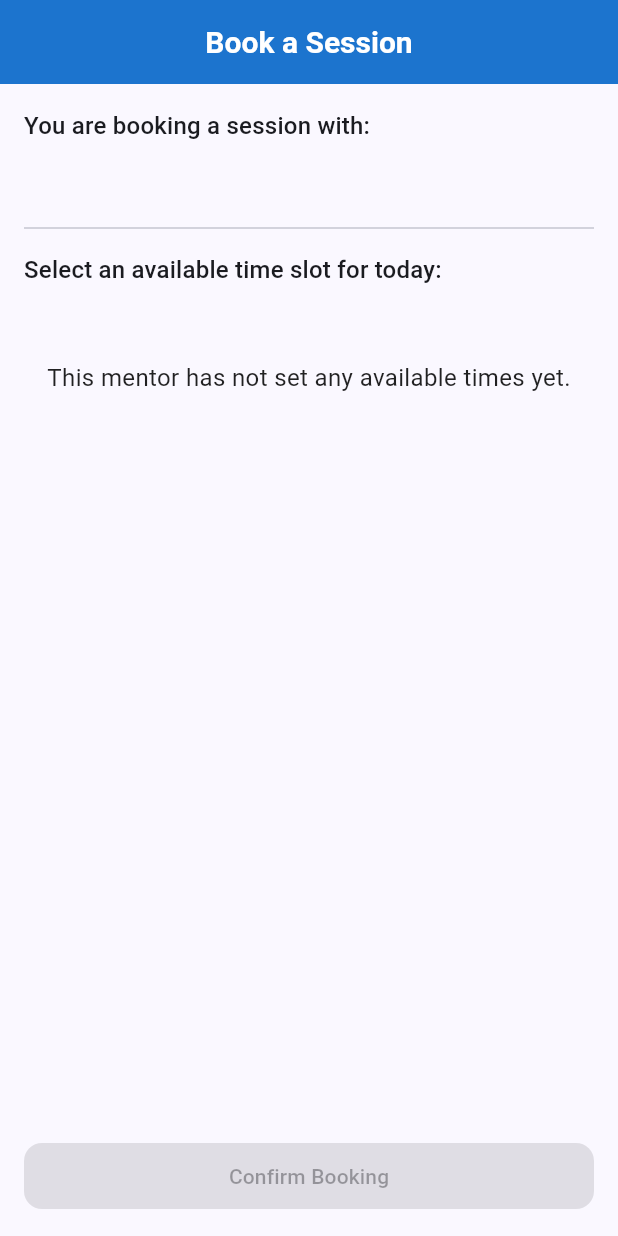
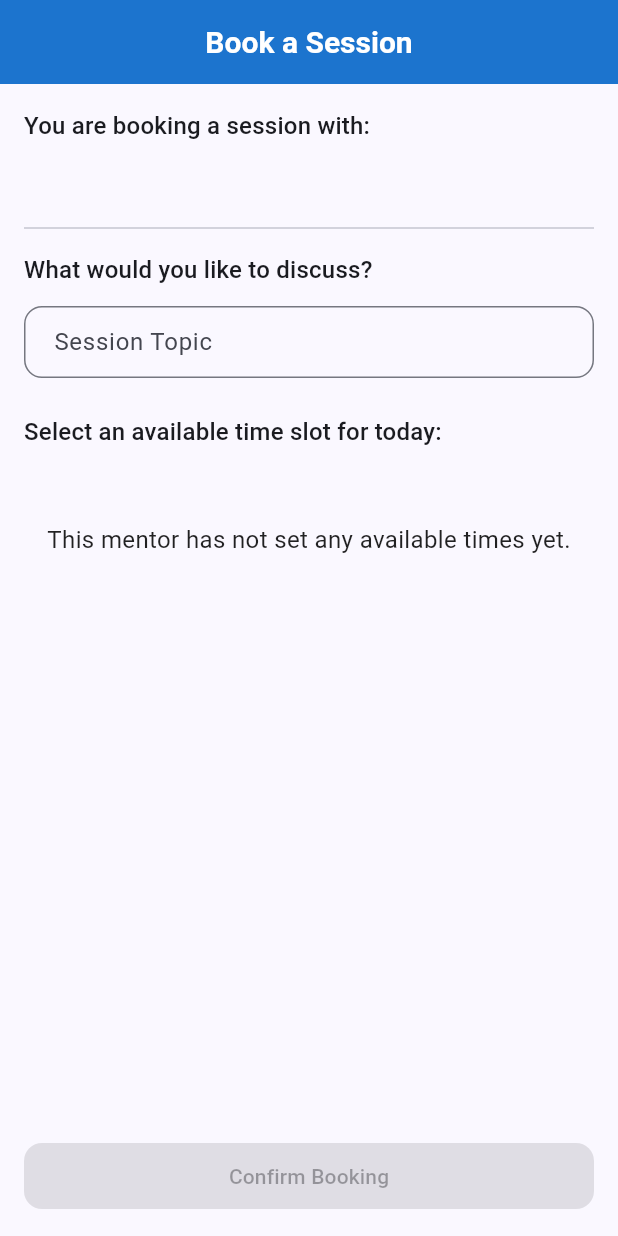
Before and after one commit to AbdullahRFA/campus_guardian, a Flutter app: the SessionBookingScreen screen opened directly with empty values, on a phone screen of 412 x 824 dp. Run offline on Flutter 3.47's test engine with Material 3 defaults, Android fonts, the phone set to English and light mode, and no system bars; our stand-ins replace cloud_firestore, firebase_auth, firebase_core, flutter_dotenv, go_router, image_picker and 1 more; missing offline and left inert: gpt_markdown; accounts and stored records are empty.

Commit message:
Update the SessionBookingScreen UI:
add the text field to the booking screen.

Signed-off-by: AbdullahRFA <shakibrybmn@gmail.com>

```diff
--- a/lib/features/mentorship/screens/session_booking_screen.dart
+++ b/lib/features/mentorship/screens/session_booking_screen.dart
@@ -4,11 +4,11 @@ import 'package:flutter/material.dart';
 import 'package:go_router/go_router.dart';
 import '../../../services/database_service.dart';
 import '../../../widgets/app_button.dart';
+import '../../../widgets/app_textfield.dart';
 import '../models/mentor.dart';
 
 class SessionBookingScreen extends StatefulWidget {
   final Mentor mentor;
-
   const SessionBookingScreen({super.key, required this.mentor});
 
   @override
@@ -16,11 +16,20 @@ class SessionBookingScreen extends StatefulWidget {
 }
 
 class _SessionBookingScreenState extends State<SessionBookingScreen> {
+  final _topicController = TextEditingController();
   String? _selectedSlot;
   bool _isBooking = false;
 
   Future<void> _handleConfirmBooking() async {
-    if (_selectedSlot == null) return;
+    if (_selectedSlot == null || _topicController.text.trim().isEmpty) {
+      ScaffoldMessenger.of(context).showSnackBar(
+        const SnackBar(
+          content: Text('Please select a time slot and enter a topic.'),
+          backgroundColor: Colors.orange,
+        ),
+      );
+      return;
+    }
 
     setState(() => _isBooking = true);
 
@@ -35,6 +44,7 @@ class _SessionBookingScreenState extends State<SessionBookingScreen> {
         mentorName: widget.mentor.name,
         menteeName: menteeName,
         sessionTime: _selectedSlot!,
+        sessionTopic: _topicController.text.trim(),
       );
 
       if (mounted) {
@@ -57,15 +67,18 @@ class _SessionBookingScreenState extends State<SessionBookingScreen> {
   }
 
   @override
+  void dispose() {
+    _topicController.dispose();
+    super.dispose();
+  }
+
+  @override
   Widget build(BuildContext context) {
     final theme = Theme.of(context);
-    // MODIFIED: Use the mentor's available slots, not a dummy list.
     final List<String> timeSlots = widget.mentor.availableTimeSlots;
 
     return Scaffold(
-      appBar: AppBar(
-        title: const Text('Book a Session'),
-      ),
+      appBar: AppBar(title: const Text('Book a Session')),
       body: SingleChildScrollView(
         padding: const EdgeInsets.all(16.0),
         child: Column(
@@ -75,10 +88,16 @@ class _SessionBookingScreenState extends State<SessionBookingScreen> {
             const SizedBox(height: 8),
             Text(widget.mentor.name, style: theme.textTheme.headlineSmall?.copyWith(fontWeight: FontWeight.bold)),
             const Divider(height: 32),
+            Text('What would you like to discuss?', style: theme.textTheme.titleMedium),
+            const SizedBox(height: 12),
+            AppTextField(
+              controller: _topicController,
+              labelText: 'Session Topic',
+              hintText: 'e.g., Career Advice, Flutter Project Help',
+            ),
+            const SizedBox(height: 24),
             Text('Select an available time slot for today:', style: theme.textTheme.titleMedium),
             const SizedBox(height: 16),
-
-            // MODIFIED: Handle the case where a mentor has no slots available.
             if (timeSlots.isEmpty)
               const Center(
                 child: Padding(
@@ -90,7 +109,6 @@ class _SessionBookingScreenState extends State<SessionBookingScreen> {
               Wrap(
                 spacing: 12.0,
                 runSpacing: 12.0,
-                // MODIFIED: Map over the mentor's actual time slots.
                 children: timeSlots.map((slot) {
                   final isSelected = _selectedSlot == slot;
                   return ChoiceChip(
```
